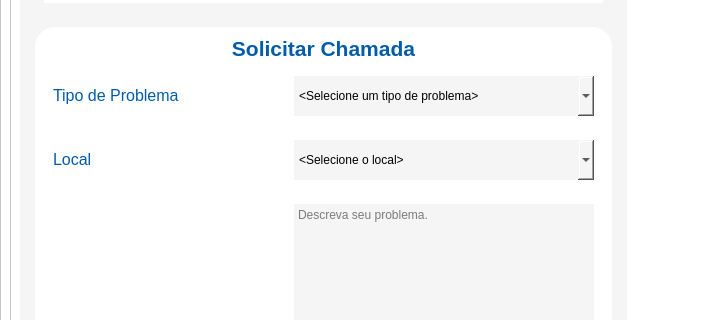
DiegoSMAnjos/SENAI-TDS-TCC-Chamada-Agil, file view/telaProf.ui: the form before one commit; both pictures show x 0 to 701 and y 150 to 470 of the 1260 by 834 pixel window.
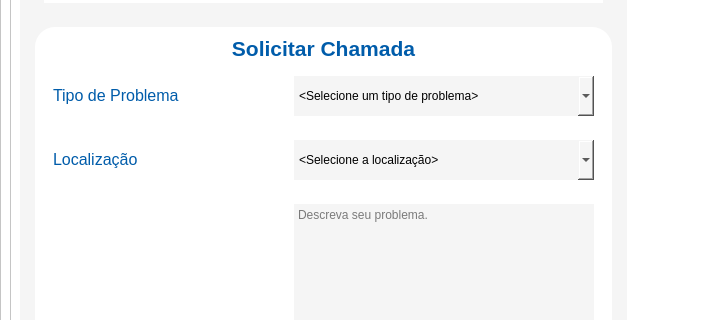
The form after the commit. Icons and pictures are not drawn.

Diff of the .ui file:
```diff
--- a/view/telaProf.ui
+++ b/view/telaProf.ui
@@ -522,7 +522,7 @@
                    <item>
                     <widget class="QLabel" name="label_6">
                      <property name="text">
-                      <string>&lt;html&gt;&lt;head/&gt;&lt;body&gt;&lt;p&gt;&lt;span style=&quot; font-size:12pt; color:#005caa;&quot;&gt;Local&lt;/span&gt;&lt;/p&gt;&lt;/body&gt;&lt;/html&gt;</string>
+                      <string>&lt;html&gt;&lt;head/&gt;&lt;body&gt;&lt;p&gt;&lt;span style=&quot; font-size:12pt; color:#005caa;&quot;&gt;Localização&lt;/span&gt;&lt;/p&gt;&lt;/body&gt;&lt;/html&gt;</string>
                      </property>
                     </widget>
                    </item>
@@ -550,12 +550,7 @@
                      </property>
                      <item>
                       <property name="text">
-                       <string>&lt;Selecione o local&gt;</string>
-                      </property>
-                     </item>
-                     <item>
-                      <property name="text">
-                       <string>Outro (Especificar na descrição)</string>
+                       <string>&lt;Selecione a localização&gt;</string>
                       </property>
                      </item>
                     </widget>
```
Left out of the diff: 14 changed lines with no effect on the pictures.
